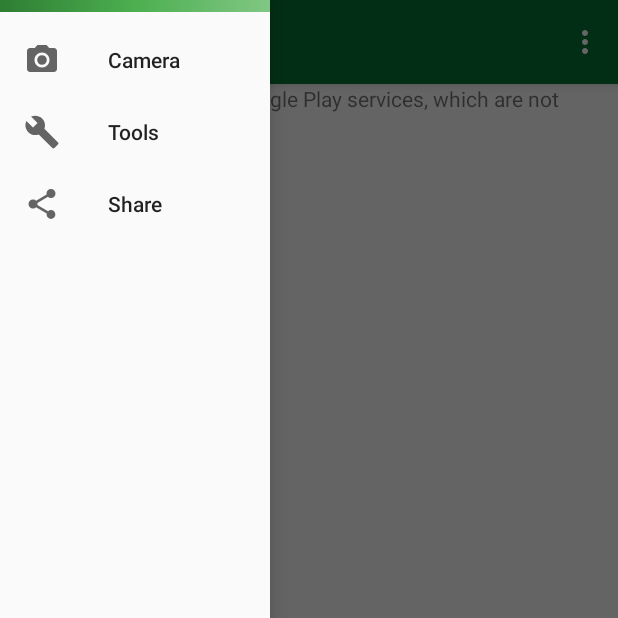
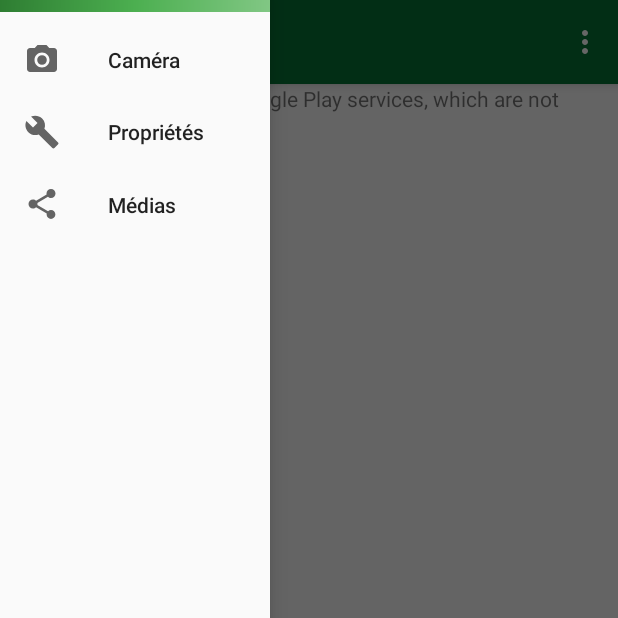
Before and after one commit to Flash2307/HackSherbrooke2016, an Android app: the screen it shows after launch (MapsActivity), with the side drawer open, on a phone screen of 412 x 824 dp, the top half of it. Run offline under Robolectric (Android 15) with nearby library versions, the phone set to English and light mode, and no system bars; 1 statement that could not run was skipped.

Commit message:
Change language to french and fix possible issue with information bar

```diff
--- a/project/Olook/app/src/main/res/menu/activity_main_drawer.xml
+++ b/project/Olook/app/src/main/res/menu/activity_main_drawer.xml
@@ -5,15 +5,15 @@
         <item
             android:id="@+id/nav_camera"
             android:icon="@drawable/ic_menu_camera"
-            android:title="Camera" />
+            android:title="@string/camera" />
         <item
             android:id="@+id/nav_manage"
             android:icon="@drawable/ic_menu_manage"
-            android:title="Tools" />
+            android:title="@string/properties" />
         <item
             android:id="@+id/nav_share"
             android:icon="@drawable/ic_menu_share"
-            android:title="Share" />
+            android:title="@string/social_media" />
 
     </group>
 
--- a/project/Olook/app/src/main/res/values/strings.xml
+++ b/project/Olook/app/src/main/res/values/strings.xml
@@ -1,12 +1,18 @@
 <resources>
     <string name="app_name">OLook</string>
     <string name="google_app_id">OLook</string>
-    <string name="title_activity_maps">Map</string>
-    <string name="map">Map</string>
-    <string name="camera">Camera</string>
-    <string name="drawer_open">open</string>
-    <string name="drawer_close">close</string>
-    <string name="action_settings">Settings</string>
+    <string name="title_activity_maps">Carte</string>
+
+    <string name="map">Carte</string>
+    <string name="camera">Caméra</string>
+    <string name="properties">Propriétés</string>
+    <string name="social_media">Médias Sociaux</string>
+
+    <string name="drawer_open">Ouvert</string>
+    <string name="drawer_close">Fermé</string>
+    <string name="action_settings">Options</string>
+    <string name="no_title">Aucun Titre</string>
+    <string name="no_description">Aucune Description</string>
 
     <string-array name="filter_array">
         <item>Attraits</item>
```
Also changed, not shown: project/Olook/app/src/main/java/com/evalwithin/olook/MapsActivity.java (+8 -2 lines).
